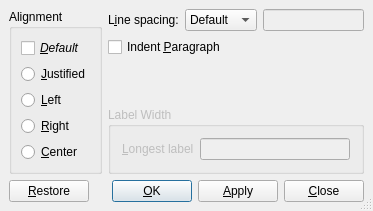
Above: src/frontends/qt4/ui/ParagraphUi.ui from cburschka/lyx before the change. Below: the same form after it.
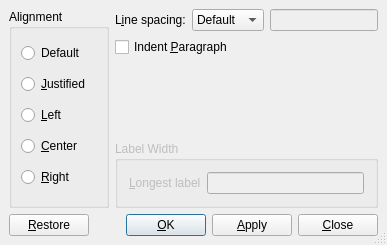
That is the form after the change.

Commit message: Fix some UI bugs related to the paragraph settings dialog. The default checkbox has been changed to a radio button, so that other alignments can be chosen without the user's having to uncheck "Default".

The edit to the form file:
```diff
--- a/src/frontends/qt4/ui/ParagraphUi.ui
+++ b/src/frontends/qt4/ui/ParagraphUi.ui
@@ -8,8 +8,8 @@
    <rect>
     <x>0</x>
     <y>0</y>
-    <width>373</width>
-    <height>203</height>
+    <width>387</width>
+    <height>245</height>
    </rect>
   </property>
   <property name="sizePolicy" >
@@ -36,159 +36,72 @@
    <property name="spacing" >
     <number>6</number>
    </property>
-   <item row="4" column="0" colspan="2" >
-    <layout class="QHBoxLayout" >
-     <property name="margin" >
-      <number>0</number>
-     </property>
-     <property name="spacing" >
-      <number>6</number>
-     </property>
-     <item>
-      <widget class="QPushButton" name="restorePB" >
-       <property name="text" >
-        <string>&amp;Restore</string>
-       </property>
-       <property name="autoDefault" >
-        <bool>false</bool>
-       </property>
-      </widget>
-     </item>
-     <item>
-      <spacer>
-       <property name="orientation" >
-        <enum>Qt::Horizontal</enum>
-       </property>
-       <property name="sizeType" >
-        <enum>QSizePolicy::Expanding</enum>
-       </property>
-       <property name="sizeHint" >
-        <size>
-         <width>20</width>
-         <height>20</height>
-        </size>
-       </property>
-      </spacer>
-     </item>
-     <item>
-      <widget class="QPushButton" name="okPB" >
-       <property name="text" >
-        <string>&amp;OK</string>
-       </property>
-       <property name="autoDefault" >
-        <bool>false</bool>
-       </property>
-       <property name="default" >
-        <bool>true</bool>
-       </property>
-      </widget>
-     </item>
-     <item>
-      <widget class="QPushButton" name="applyPB" >
-       <property name="text" >
-        <string>&amp;Apply</string>
-       </property>
-       <property name="autoDefault" >
-        <bool>false</bool>
-       </property>
-      </widget>
-     </item>
-     <item>
-      <widget class="QPushButton" name="closePB" >
-       <property name="text" >
-        <string>&amp;Close</string>
-       </property>
-       <property name="autoDefault" >
-        <bool>false</bool>
-       </property>
-      </widget>
-     </item>
-    </layout>
-   </item>
-   <item row="3" column="1" >
-    <widget class="QGroupBox" name="labelwidthGB" >
-     <property name="enabled" >
-      <bool>false</bool>
+   <item rowspan="4" row="0" column="0" >
+    <widget class="QGroupBox" name="aligmentGB" >
+     <property name="sizePolicy" >
+      <sizepolicy>
+       <hsizetype>3</hsizetype>
+       <vsizetype>5</vsizetype>
+       <horstretch>0</horstretch>
+       <verstretch>0</verstretch>
+      </sizepolicy>
      </property>
      <property name="title" >
-      <string>Label Width</string>
+      <string>Alignment</string>
      </property>
      <layout class="QGridLayout" >
       <property name="margin" >
-       <number>11</number>
+       <number>9</number>
       </property>
       <property name="spacing" >
        <number>6</number>
       </property>
-      <item row="0" column="1" >
-       <widget class="QLineEdit" name="labelWidth" >
-        <property name="toolTip" >
-         <string>This text defines the width of the paragraph label</string>
+      <item row="3" column="0" >
+       <widget class="QRadioButton" name="alignCenterRB" >
+        <property name="text" >
+         <string>&amp;Center</string>
+        </property>
+       </widget>
+      </item>
+      <item row="4" column="0" >
+       <widget class="QRadioButton" name="alignRightRB" >
+        <property name="text" >
+         <string>&amp;Right</string>
+        </property>
+       </widget>
+      </item>
+      <item row="2" column="0" >
+       <widget class="QRadioButton" name="alignLeftRB" >
+        <property name="text" >
+         <string>&amp;Left</string>
+        </property>
+       </widget>
+      </item>
+      <item row="1" column="0" >
+       <widget class="QRadioButton" name="alignJustRB" >
+        <property name="text" >
+         <string>&amp;Justified</string>
         </property>
        </widget>
       </item>
       <item row="0" column="0" >
-       <widget class="QLabel" name="TextLabel2" >
+       <widget class="QRadioButton" name="alignDefaultRB" >
+        <property name="font" >
+         <font>
+          <italic>false</italic>
+         </font>
+        </property>
         <property name="toolTip" >
-         <string>This text defines the width of the paragraph label</string>
+         <string>Use the default alignment for this paragraph, whatever it is.</string>
         </property>
         <property name="text" >
-         <string>&amp;Longest label</string>
-        </property>
-        <property name="buddy" >
-         <cstring>labelWidth</cstring>
+         <string>Default</string>
         </property>
        </widget>
       </item>
      </layout>
     </widget>
    </item>
-   <item row="1" column="1" >
-    <layout class="QHBoxLayout" >
-     <property name="margin" >
-      <number>0</number>
-     </property>
-     <property name="spacing" >
-      <number>6</number>
-     </property>
-     <item>
-      <widget class="QCheckBox" name="indentCB" >
-       <property name="text" >
-        <string>Indent &amp;Paragraph</string>
-       </property>
-      </widget>
-     </item>
-     <item>
-      <spacer>
-       <property name="orientation" >
-        <enum>Qt::Horizontal</enum>
-       </property>
-       <property name="sizeType" >
-        <enum>QSizePolicy::Expanding</enum>
-       </property>
-       <property name="sizeHint" >
-        <size>
-         <width>20</width>
-         <height>20</height>
-        </size>
-       </property>
-      </spacer>
-     </item>
-    </layout>
-   </item>
-   <item row="2" column="1" >
-    <spacer>
-     <property name="orientation" >
-      <enum>Qt::Vertical</enum>
-     </property>
-     <property name="sizeHint" >
-      <size>
-       <width>249</width>
-       <height>31</height>
-      </size>
-     </property>
-    </spacer>
-   </item>
    <item row="0" column="1" >
     <layout class="QHBoxLayout" >
      <property name="margin" >
@@ -245,64 +158,159 @@
      </item>
     </layout>
    </item>
-   <item rowspan="4" row="0" column="0" >
-    <widget class="QGroupBox" name="aligmentGB" >
+   <item row="2" column="1" >
+    <spacer>
+     <property name="orientation" >
+      <enum>Qt::Vertical</enum>
+     </property>
+     <property name="sizeHint" >
+      <size>
+       <width>249</width>
+       <height>31</height>
+      </size>
+     </property>
+    </spacer>
+   </item>
+   <item row="1" column="1" >
+    <layout class="QHBoxLayout" >
+     <property name="margin" >
+      <number>0</number>
+     </property>
+     <property name="spacing" >
+      <number>6</number>
+     </property>
+     <item>
+      <widget class="QCheckBox" name="indentCB" >
+       <property name="text" >
+        <string>Indent &amp;Paragraph</string>
+       </property>
+      </widget>
+     </item>
+     <item>
+      <spacer>
+       <property name="orientation" >
+        <enum>Qt::Horizontal</enum>
+       </property>
+       <property name="sizeType" >
+        <enum>QSizePolicy::Expanding</enum>
+       </property>
+       <property name="sizeHint" >
+        <size>
+         <width>20</width>
+         <height>20</height>
+        </size>
+       </property>
+      </spacer>
+     </item>
+    </layout>
+   </item>
+   <item row="3" column="1" >
+    <widget class="QGroupBox" name="labelwidthGB" >
+     <property name="enabled" >
+      <bool>false</bool>
+     </property>
      <property name="title" >
-      <string>Alignment</string>
+      <string>Label Width</string>
      </property>
-     <layout class="QVBoxLayout" >
+     <layout class="QGridLayout" >
       <property name="margin" >
-       <number>9</number>
+       <number>11</number>
       </property>
       <property name="spacing" >
        <number>6</number>
       </property>
-      <item>
-       <widget class="QCheckBox" name="alignDefaultCB" >
-        <property name="font" >
-         <font>
-          <weight>50</weight>
-          <italic>true</italic>
-          <bold>false</bold>
-          <kerning>true</kerning>
-         </font>
+      <item row="0" column="1" >
+       <widget class="QLineEdit" name="labelWidth" >
+        <property name="toolTip" >
+         <string>This text defines the width of the paragraph label</string>
         </property>
-        <property name="text" >
-         <string>&amp;Default</string>
-        </property>
        </widget>
       </item>
-      <item>
-       <widget class="QRadioButton" name="alignJustRB" >
-        <property name="text" >
-         <string>&amp;Justified</string>
+      <item row="0" column="0" >
+       <widget class="QLabel" name="TextLabel2" >
+        <property name="toolTip" >
+         <string>This text defines the width of the paragraph label</string>
         </property>
-       </widget>
-      </item>
-      <item>
-       <widget class="QRadioButton" name="alignLeftRB" >
         <property name="text" >
-         <string>&amp;Left</string>
+         <string>&amp;Longest label</string>
         </property>
-       </widget>
-      </item>
-      <item>
-       <widget class="QRadioButton" name="alignRightRB" >
-        <property name="text" >
-         <string>&amp;Right</string>
-        </property>
-       </widget>
-      </item>
-      <item>
-       <widget class="QRadioButton" name="alignCenterRB" >
-        <property name="text" >
-         <string>&amp;Center</string>
+        <property name="buddy" >
+         <cstring>labelWidth</cstring>
         </property>
        </widget>
       </item>
      </layout>
     </widget>
    </item>
+   <item row="4" column="0" colspan="2" >
+    <layout class="QHBoxLayout" >
+     <property name="margin" >
+      <number>0</number>
+     </property>
+     <property name="spacing" >
+      <number>6</number>
+     </property>
+     <item>
+      <widget class="QPushButton" name="restorePB" >
+       <property name="text" >
+        <string>&amp;Restore</string>
+       </property>
+       <property name="autoDefault" >
+        <bool>false</bool>
+       </property>
+      </widget>
+     </item>
+     <item>
+      <spacer>
+       <property name="orientation" >
+        <enum>Qt::Horizontal</enum>
+       </property>
+       <property name="sizeType" >
+        <enum>QSizePolicy::Expanding</enum>
+       </property>
+       <property name="sizeHint" >
+        <size>
+         <width>20</width>
+         <height>20</height>
+        </size>
+       </property>
+      </spacer>
+     </item>
+     <item>
+      <widget class="QPushButton" name="okPB" >
+       <property name="text" >
+        <string>&amp;OK</string>
+       </property>
+       <property name="autoDefault" >
+        <bool>false</bool>
+       </property>
+       <property name="default" >
+        <bool>true</bool>
+       </property>
+      </widget>
+     </item>
+     <item>
+      <widget class="QPushButton" name="applyPB" >
+       <property name="text" >
+        <string>&amp;Apply</string>
+       </property>
+       <property name="autoDefault" >
+        <bool>false</bool>
+       </property>
+      </widget>
+     </item>
+     <item>
+      <widget class="QPushButton" name="closePB" >
+       <property name="text" >
+        <string>&amp;Close</string>
+       </property>
+       <property name="autoDefault" >
+        <bool>false</bool>
+       </property>
+      </widget>
+     </item>
+    </layout>
+   </item>
   </layout>
  </widget>
  <tabstops>
```
The commit also changes 2 other files.
